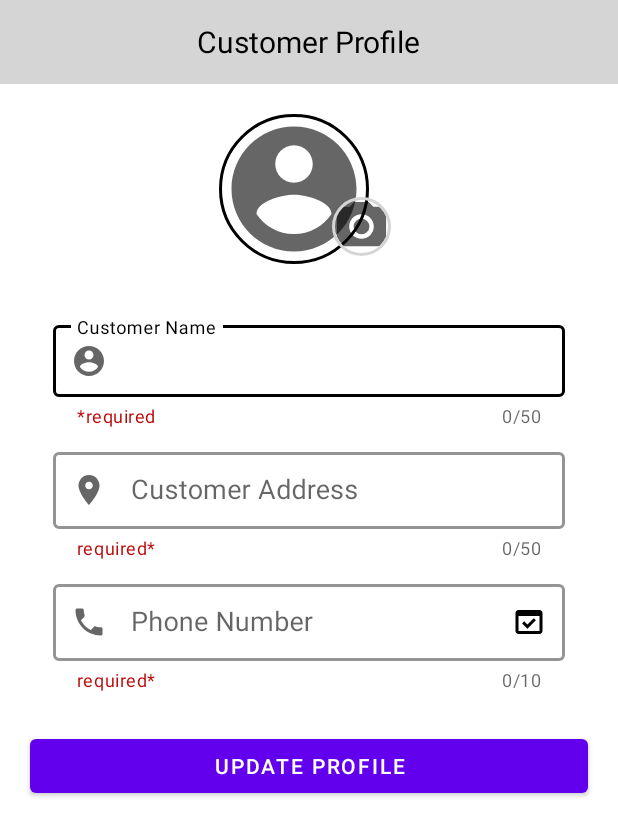
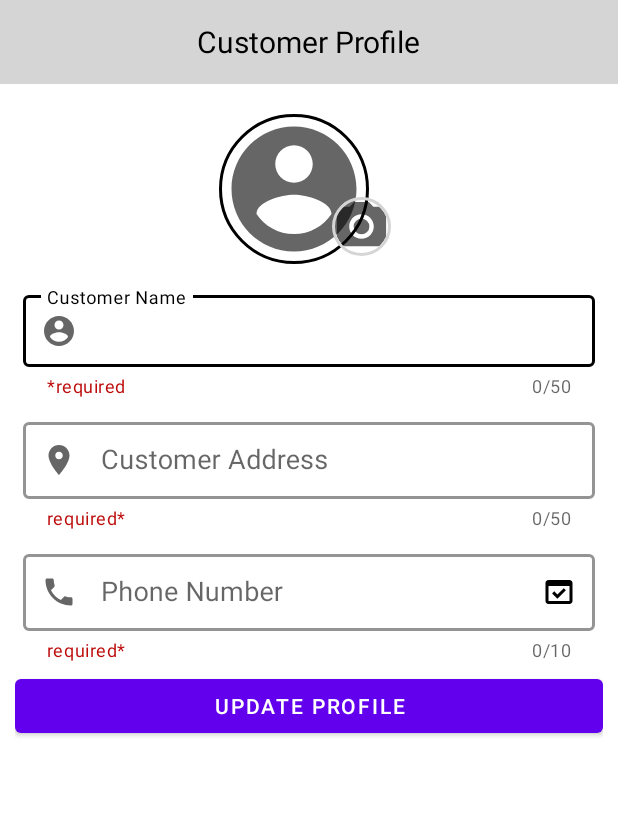
Before and after one commit to Liakot-ali/EasyTransaction, an Android app: the layout activity_customer_profile.xml on its own in the app's theme, with its tools: preview values and no code run, on a phone screen of 412 x 824 dp. Shown: the top 836 px of the screen. Run offline under Robolectric (Android 15) with nearby library versions, the phone set to English and light mode, and no system bars.

Commit message:
Completed CustomerProfile work and also updated ActivityCustomerDetail

```diff
--- a/app/src/main/java/com/liakot/easytransaction/ActivityTransaction.java
+++ b/app/src/main/java/com/liakot/easytransaction/ActivityTransaction.java
@@ -47,7 +47,7 @@ public class ActivityTransaction extends AppCompatActivity {
             @Override
             public void onClick(View view) {
                 Intent intent = new Intent(ActivityTransaction.this, ActivityCustomerProfile.class);
-                intent.putExtra("name", name);
+                intent.putExtra("Name", name);
                 intent.putExtra("Phone", phone);
                 intent.putExtra("Address", address);
                 intent.putExtra("Picture", pictureByte);
--- a/app/src/main/res/layout/activity_customer_profile.xml
+++ b/app/src/main/res/layout/activity_customer_profile.xml
@@ -10,7 +10,7 @@
     android:orientation="vertical"
     tools:context=".ActivityCustomerProfile">
     <androidx.appcompat.widget.Toolbar
-        android:id="@+id/shopProfileToolbar"
+        android:id="@+id/customerProfileToolbar"
         android:layout_width="match_parent"
         android:layout_height="wrap_content"
         android:background="@color/toolbar_background"
@@ -41,11 +41,11 @@
                 android:id="@+id/pictureLayout"
                 android:layout_width="wrap_content"
                 android:layout_height="wrap_content"
-                android:orientation="horizontal"
-                android:gravity="bottom">
+                android:gravity="bottom"
+                android:orientation="horizontal">
 
                 <de.hdodenhof.circleimageview.CircleImageView
-                    android:id="@+id/shopProfilePicture"
+                    android:id="@+id/customerProfilePicture"
                     android:layout_width="@dimen/profile_picture"
                     android:layout_height="@dimen/profile_picture"
                     android:src="@drawable/icon_profile_default_black"
@@ -53,12 +53,12 @@
                     app:civ_border_width="@dimen/picture_border" />
 
                 <de.hdodenhof.circleimageview.CircleImageView
-                    android:id="@+id/shopProfileAddImage"
+                    android:id="@+id/customerProfileAddImage"
                     android:layout_width="@dimen/toolbar_picture"
                     android:layout_height="@dimen/toolbar_picture"
+                    android:layout_gravity="bottom|right"
+                    android:layout_marginLeft="-30sp"
                     android:padding="@dimen/inner_pad"
-                    android:layout_marginLeft="-30sp"
-                    android:layout_gravity="bottom|right"
                     android:src="@drawable/icon_camera_black"
                     app:civ_border_color="@color/white_gray"
                     app:civ_border_width="@dimen/picture_border"
@@ -70,11 +70,10 @@
         <LinearLayout
             android:layout_width="match_parent"
             android:layout_height="wrap_content"
-            android:orientation="vertical"
-            android:padding="20sp">
+            android:orientation="vertical">
 
             <com.google.android.material.textfield.TextInputLayout
-                android:id="@+id/CustomerProfileName"
+                android:id="@+id/customerProfileNameLayout"
                 style="@style/textInputLayoutStyle"
                 android:layout_width="match_parent"
                 android:layout_height="match_parent"
@@ -86,6 +85,7 @@
                 >
 
                 <com.google.android.material.textfield.TextInputEditText
+                    android:id="@+id/customerProfileName"
                     android:layout_width="match_parent"
                     android:layout_height="wrap_content"
                     android:hint="Customer Name"
@@ -97,7 +97,7 @@
             </com.google.android.material.textfield.TextInputLayout>
 
             <com.google.android.material.textfield.TextInputLayout
-                android:id="@+id/CustomerProfileAddress"
+                android:id="@+id/customerProfileAddressLayout"
                 style="@style/textInputLayoutStyle"
                 android:layout_width="match_parent"
                 android:layout_height="match_parent"
@@ -108,6 +108,7 @@
                 app:startIconDrawable="@drawable/icon_location_black">
 
                 <com.google.android.material.textfield.TextInputEditText
+                    android:id="@+id/customerProfileAddress"
                     android:layout_width="match_parent"
                     android:layout_height="wrap_content"
                     android:hint="Customer Address"
@@ -118,7 +119,7 @@
             </com.google.android.material.textfield.TextInputLayout>
 
             <com.google.android.material.textfield.TextInputLayout
-                android:id="@+id/CustomerPhoneNumber"
+                android:id="@+id/customerProfilePhoneLayout"
                 style="@style/textInputLayoutStyle"
                 android:layout_width="match_parent"
                 android:layout_height="match_parent"
@@ -132,6 +133,7 @@
                 app:startIconDrawable="@drawable/icon_phone_black">
 
                 <com.google.android.material.textfield.TextInputEditText
+                    android:id="@+id/customerProfilePhone"
                     android:layout_width="match_parent"
                     android:layout_height="wrap_content"
                     android:hint="Phone Number"
@@ -146,13 +148,11 @@
 
         </LinearLayout>
         <Button
-            android:id="@+id/customerProfileUpdate"
+            android:id="@+id/customerProfileUpdateBtn"
             android:layout_width="match_parent"
             android:layout_height="wrap_content"
-            android:layout_marginLeft="@dimen/lay_pad"
-            android:layout_marginRight="@dimen/lay_pad"
             android:text="Update Profile"
-            ></Button>
+            />
 
     </LinearLayout>
 
--- a/app/src/main/res/layout/activity_transaction.xml
+++ b/app/src/main/res/layout/activity_transaction.xml
@@ -23,6 +23,8 @@
             android:layout_width="@dimen/toolbar_picture"
             android:layout_height="@dimen/toolbar_picture"
             android:layout_gravity="start"
+            app:civ_border_width="@dimen/picture_border"
+            app:civ_border_color="@color/picture_border"
             android:layout_marginRight="@dimen/lay_pad"
             android:src="@drawable/icon_profile_24" />
 
```
Also changed, not shown: app/src/main/java/com/liakot/easytransaction/ActivityCustomerDetails.java (+38 -3 lines), app/src/main/java/com/liakot/easytransaction/ActivityCustomerProfile.java (+184 -0 lines), app/src/main/java/com/liakot/easytransaction/ClassDatabaseHelper.java (+40 -30 lines), app/src/main/res/layout/activity_customer_details.xml (+22 -0 lines).
